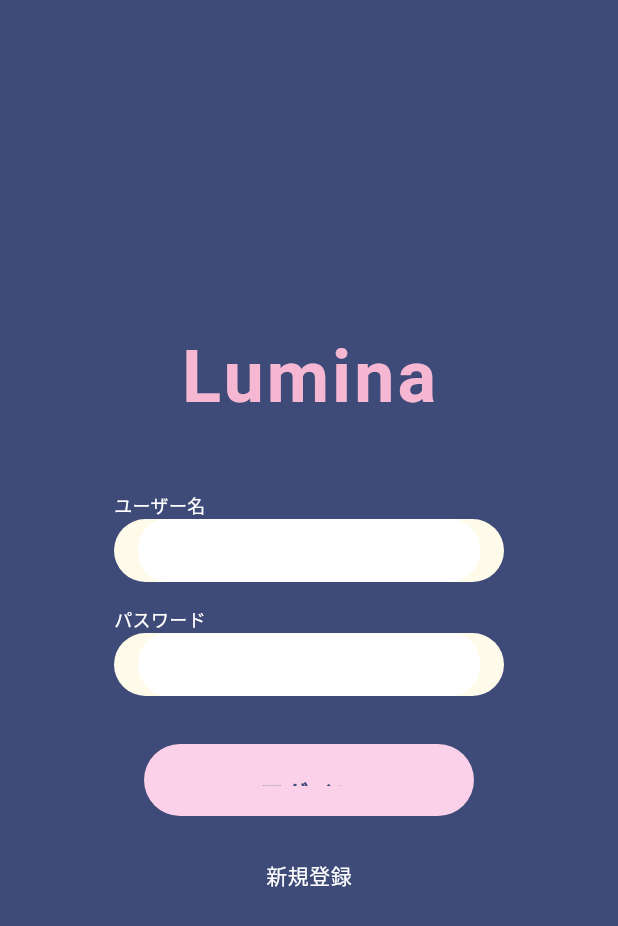
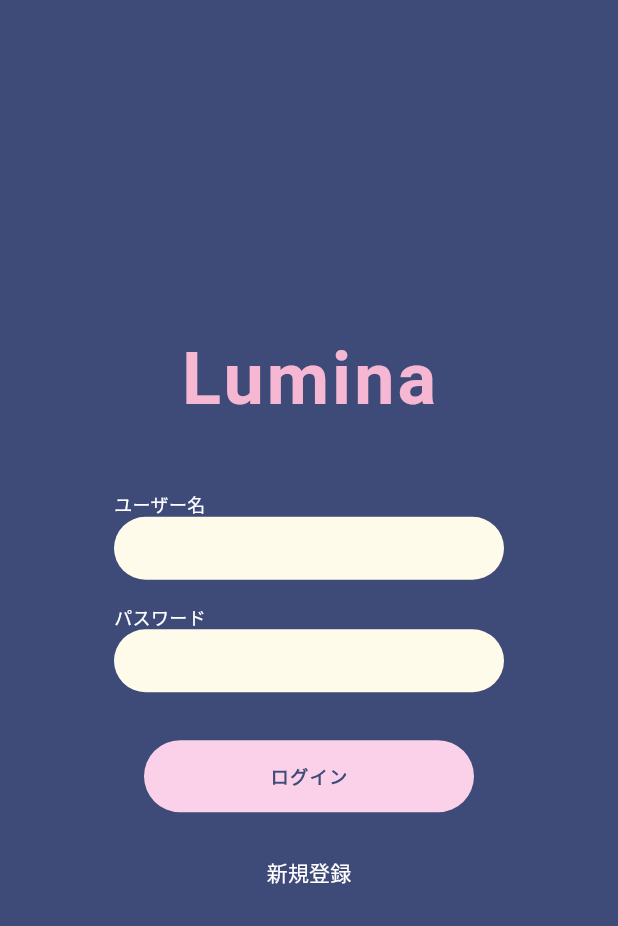
Before and after one commit to p2hacks2025/pre-06, a Flutter app: the screen it shows after launch, on a phone screen of 412 x 824 dp. Shown: the top 926 px of the screen. Run offline on Flutter 3.47's test engine with Material 3 defaults, Android fonts, the phone set to English and light mode, and no system bars; our stand-ins replace cloud_firestore, firebase_auth, firebase_core, firebase_storage, flutter_riverpod, image_picker; accounts and stored records are empty.

Commit message:
プロフィール画面UIとテーマ調整

```diff
--- a/lib/screens/start/login_page.dart
+++ b/lib/screens/start/login_page.dart
@@ -50,7 +50,7 @@ class LoginPage extends StatelessWidget {
                     'ログイン',
                     style: TextStyle(
                       color: Color(0xFF3E4A78),
-                      fontSize: 16,
+                      fontSize: 12,
                       fontWeight: FontWeight.bold,
                     ),
                   ),
--- a/lib/services/prompt_service.dart
+++ b/lib/services/prompt_service.dart
@@ -16,7 +16,12 @@ class PromptService {
     final start = DayKey.slotStart(dayKey, boundaryHour: 5);
     final end = DayKey.slotEnd(dayKey, boundaryHour: 5);
 
-    final prompt = Prompt(dayKey: dayKey, text: '今日の余白', startsAt: start, endsAt: end);
+    final prompt = Prompt(
+      dayKey: dayKey,
+      text: '小さな幸せ',
+      startsAt: start,
+      endsAt: end,
+    );
 
     // 後から差し替えできるように一旦作っておく運用もあり
     await ref.set({
--- a/lib/theme/app_theme.dart
+++ b/lib/theme/app_theme.dart
@@ -1,138 +1,74 @@
 import 'package:flutter/material.dart';
 
 class AppTheme {
-  // Warm, poetic color palette
-  static const cream = Color(0xFFFAF6F1);
-  static const warmBeige = Color(0xFFE8DED2);
-  static const softPeach = Color(0xFFEBD4C7);
-  static const terracotta = Color.fromARGB(255, 225, 171, 219);
-  static const oliveGreen = Color(0xFF8B9B7E);
-  static const charcoal = Color(0xFF3D3935);
-  static const softGray = Color(0xFF8C8682);
+  // ===== Brand Colors（指定されたパレット）=====
+  static const Color cream = Color(0xFFFFFDEB); // #FFFDEB
+  static const Color white = Color(0xFFFFFFFF); // #FFFFFF
+  static const Color softPink = Color(0xFFFBD1ED); // #FBD1ED
+  static const Color navy = Color(0xFF3E4A79); // #3E4A79
 
+  // ===== 既存コード互換カラー（ここ超重要）=====
+  // 画面側で使われている名前を全部定義する
+  static const Color terracotta = navy;
+  static const Color oliveGreen = softPink;
+  static const Color softPeach = softPink;
+  static const Color softGray = Color(0xFF9E9E9E);
+  static const Color warmBeige = cream;
+  static const Color charcoal = Color(0xFF333333);
+
+  // ===== ThemeData =====
   static ThemeData get theme {
     return ThemeData(
       useMaterial3: true,
+
       scaffoldBackgroundColor: cream,
-      colorScheme: ColorScheme.light(
-        primary: terracotta,
-        secondary: oliveGreen,
-        surface: cream,
-        onSurface: charcoal,
+      primaryColor: softPink,
+
+      appBarTheme: const AppBarTheme(
+        backgroundColor: Colors.transparent,
+        elevation: 0,
+        foregroundColor: navy,
+        centerTitle: true,
       ),
 
-      // Typography - soft and readable
       textTheme: const TextTheme(
         displayLarge: TextStyle(
           fontSize: 32,
           fontWeight: FontWeight.w300,
-          letterSpacing: -0.5,
-          color: charcoal,
-          height: 1.3,
+          color: navy,
         ),
         displayMedium: TextStyle(
           fontSize: 24,
-          fontWeight: FontWeight.w300,
-          letterSpacing: -0.3,
-          color: charcoal,
-          height: 1.4,
+          fontWeight: FontWeight.w400,
+          color: navy,
         ),
-        bodyLarge: TextStyle(
-          fontSize: 16,
-          fontWeight: FontWeight.w400,
-          color: charcoal,
-          height: 1.6,
-        ),
-        bodyMedium: TextStyle(
-          fontSize: 14,
-          fontWeight: FontWeight.w400,
-          color: softGray,
-          height: 1.5,
-        ),
-        labelLarge: TextStyle(
-          fontSize: 16,
-          fontWeight: FontWeight.w500,
-          letterSpacing: 0.2,
-          color: cream,
-        ),
+        bodyLarge: TextStyle(fontSize: 16, height: 1.7, color: navy),
+        bodyMedium: TextStyle(fontSize: 14, color: navy),
       ),
 
-      // AppBar styling
-      appBarTheme: const AppBarTheme(
-        backgroundColor: Colors.transparent,
-        elevation: 0,
-        centerTitle: true,
-        titleTextStyle: TextStyle(
-          fontSize: 16,
-          fontWeight: FontWeight.w400,
-          color: softGray,
-          letterSpacing: 1.5,
-        ),
-        iconTheme: IconThemeData(color: charcoal),
-      ),
-
-      // Button styling
       elevatedButtonTheme: ElevatedButtonThemeData(
         style: ElevatedButton.styleFrom(
-          backgroundColor: terracotta,
-          foregroundColor: cream,
-          elevation: 0,
-          padding: const EdgeInsets.symmetric(horizontal: 48, vertical: 20),
+          backgroundColor: navy,
+          foregroundColor: white,
+          padding: const EdgeInsets.symmetric(horizontal: 28, vertical: 14),
           shape: RoundedRectangleBorder(
             borderRadius: BorderRadius.circular(30),
           ),
           textStyle: const TextStyle(
-            fontSize: 16,
+            fontSize: 14,
             fontWeight: FontWeight.w500,
-            letterSpacing: 0.5,
+            letterSpacing: 1.0,
           ),
         ),
       ),
 
-      textButtonTheme: TextButtonThemeData(
-        style: TextButton.styleFrom(
-          foregroundColor: softGray,
-          padding: const EdgeInsets.symmetric(horizontal: 24, vertical: 12),
-          textStyle: const TextStyle(
-            fontSize: 14,
-            fontWeight: FontWeight.w400,
-            letterSpacing: 0.3,
-          ),
-        ),
+      cardTheme: CardThemeData(
+        color: white,
+        elevation: 0,
+        shape: RoundedRectangleBorder(borderRadius: BorderRadius.circular(20)),
       ),
 
-      // Input decoration
-      inputDecorationTheme: InputDecorationTheme(
-        filled: true,
-        fillColor: Colors.white,
-        contentPadding: const EdgeInsets.symmetric(horizontal: 24, vertical: 20),
-        border: OutlineInputBorder(
-          borderRadius: BorderRadius.circular(20),
-          borderSide: BorderSide.none,
-        ),
-        enabledBorder: OutlineInputBorder(
-          borderRadius: BorderRadius.circular(20),
-          borderSide: BorderSide.none,
-        ),
-        focusedBorder: OutlineInputBorder(
-          borderRadius: BorderRadius.circular(20),
-          borderSide: const BorderSide(color: terracotta, width: 1.5),
-        ),
-        hintStyle: const TextStyle(
-          color: softGray,
-          fontWeight: FontWeight.w300,
-        ),
-      ),
-
-      // Card theme
-      cardTheme: CardThemeData(
-        color: Colors.white,
-        elevation: 0,
-        shape: RoundedRectangleBorder(
-          borderRadius: BorderRadius.circular(20),
-        ),
-        margin: const EdgeInsets.symmetric(horizontal: 16, vertical: 8),
-      ),
+      dividerColor: softGray.withOpacity(0.2),
     );
   }
 }
```
Also changed, not shown: 1 other file.
